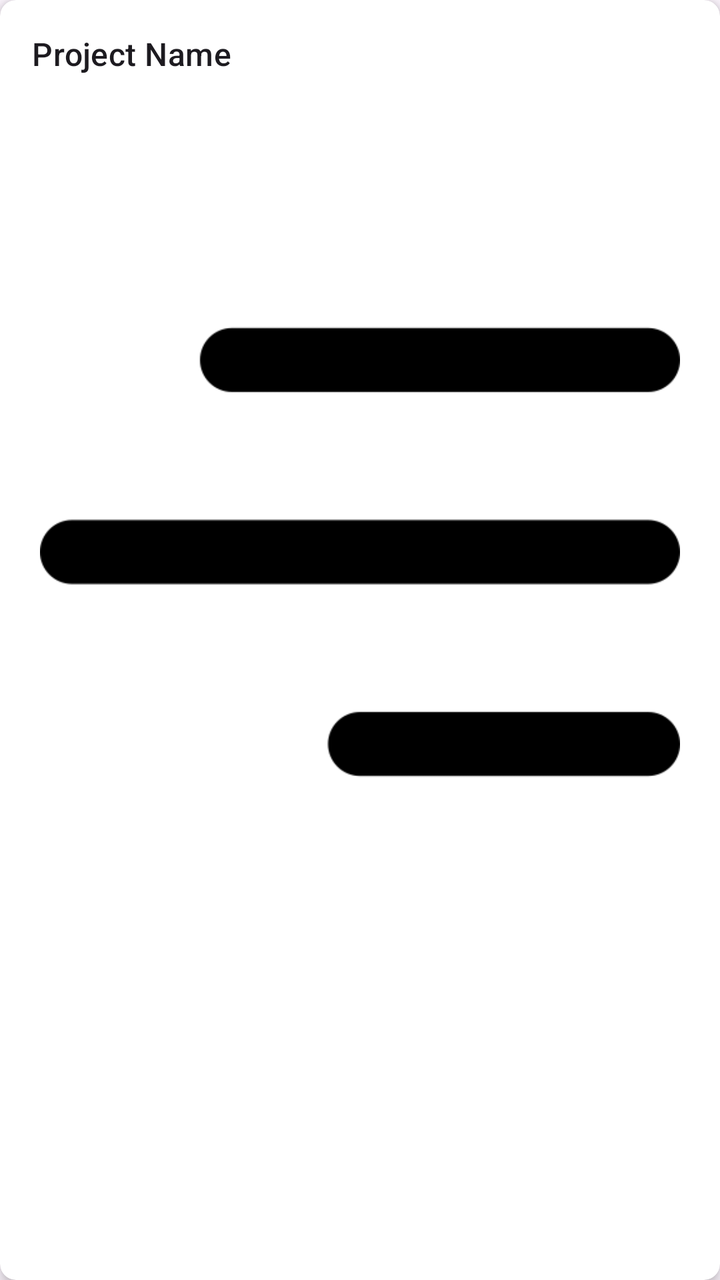
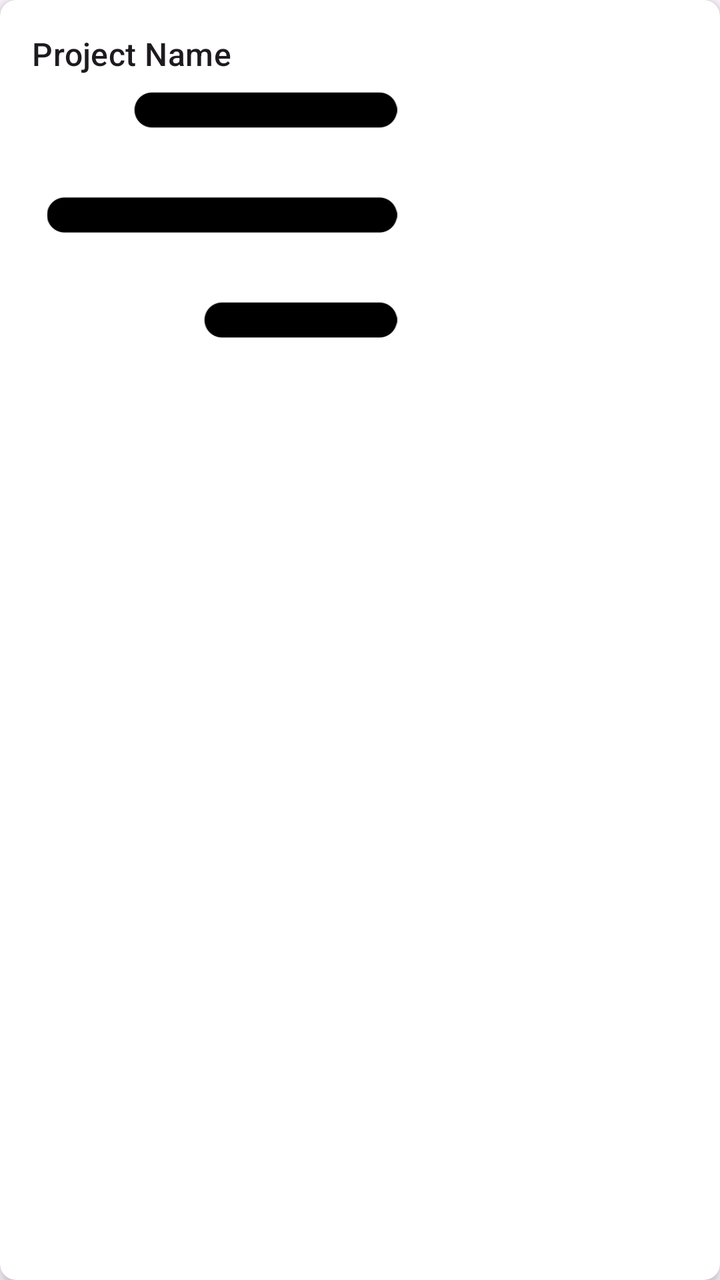

Two renders of the same Android screen: before a commit and after it. Below are the layout's source before the change and the commit's diff.
<!-- AndroidManifest.xml: application theme Theme.Material3.DayNight.NoActionBar -->
<!-- res/layout/activity_projects.xml -->
<androidx.cardview.widget.CardView xmlns:android="http://schemas.android.com/apk/res/android"

    xmlns:app="http://schemas.android.com/apk/res-auto"
    android:layout_width="match_parent"
    android:layout_height="wrap_content"
    android:layout_margin="8dp"
    app:cardElevation="4dp"
    app:cardCornerRadius="8dp">

    <RelativeLayout
        android:layout_width="match_parent"
        android:layout_height="wrap_content"
        android:padding="16dp">

        <TextView
            android:id="@+id/tvProjectName"
            android:layout_width="wrap_content"
            android:layout_height="wrap_content"
            android:text="Project Name"
            android:textAppearance="?attr/textAppearanceListItem" />

        <ImageView
            android:id="@+id/ivMoreOptions"
            android:layout_width="wrap_content"
            android:layout_height="wrap_content"
            android:layout_alignParentEnd="true"
            android:src="@drawable/menu"
            android:contentDescription="More"
            android:padding="4dp" />
    </RelativeLayout>

</androidx.cardview.widget.CardView>
<!-- resources referenced by this layout -->
<resources>
  <!-- drawable menu: png bitmap (drawable, 3906 bytes) -->
</resources>

<!-- the commit's change to res/layout/activity_projects.xml (unified diff, before → after) -->
@@ -21,12 +21,13 @@
 
         <ImageView
             android:id="@+id/ivMoreOptions"
-            android:layout_width="wrap_content"
-            android:layout_height="wrap_content"
+            android:layout_width="241dp"
+            android:layout_height="183dp"
             android:layout_alignParentEnd="true"
-            android:src="@drawable/menu"
+            android:layout_marginEnd="138dp"
             android:contentDescription="More"
-            android:padding="4dp" />
+            android:padding="4dp"
+            android:src="@drawable/menu" />
     </RelativeLayout>
 
 </androidx.cardview.widget.CardView>
